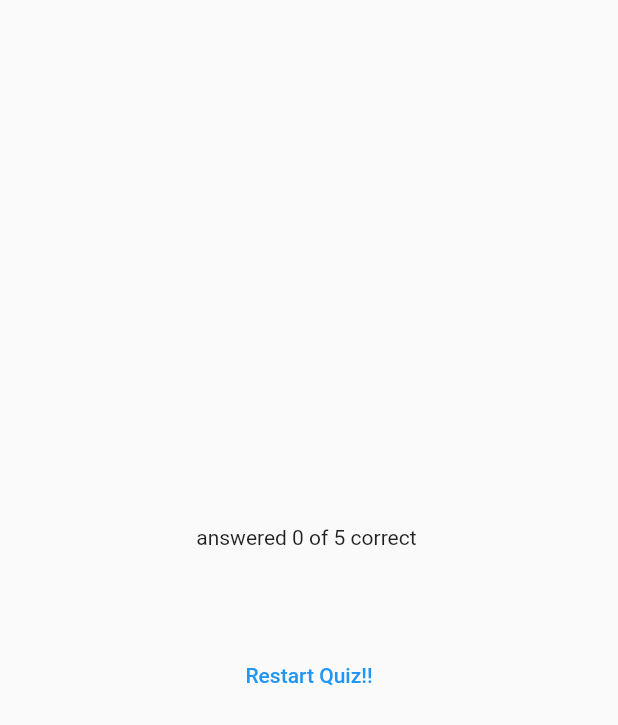
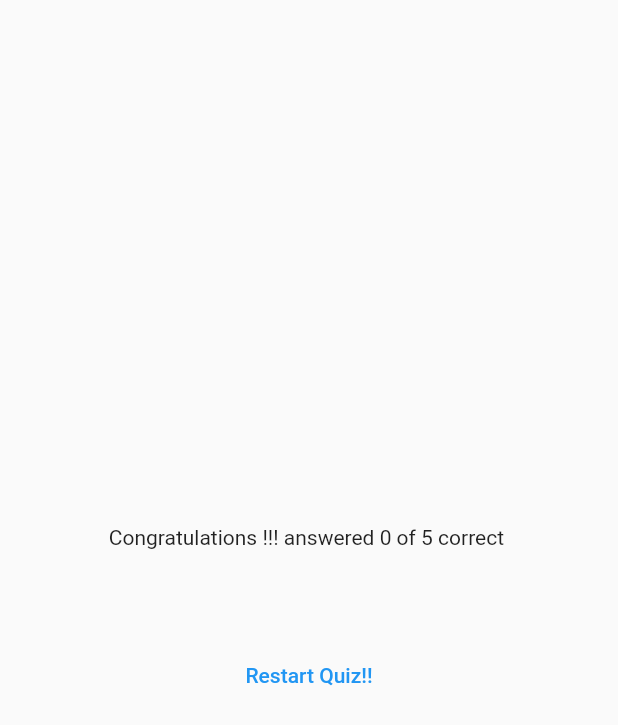
Before and after one commit to Shankaraaditya/quiz_app_Flutter, a Flutter app: the ResultsScreen widget shown alone on an empty page, opened directly with empty values, on a phone screen of 412 x 824 dp. Shown: the top 725 px of the screen. Run offline on Flutter 3.47's test engine with Material 2 defaults, Android fonts, the phone set to English and light mode, and no system bars.

Commit message:
pushg check

```diff
--- a/lib/results_screen.dart
+++ b/lib/results_screen.dart
@@ -42,7 +42,7 @@ class ResultsScreen extends StatelessWidget {
         child: Column(
           mainAxisAlignment: MainAxisAlignment.center,
           children: [
-            Text("answered $numCorrectQuestions of $numTotalQuestions correct "),
+            Text("Congratulations !!! answered $numCorrectQuestions of $numTotalQuestions correct "),
             const SizedBox(height: 30),
             QuestionsSummary(getSummaryData()),
             const SizedBox(height: 30),
```
